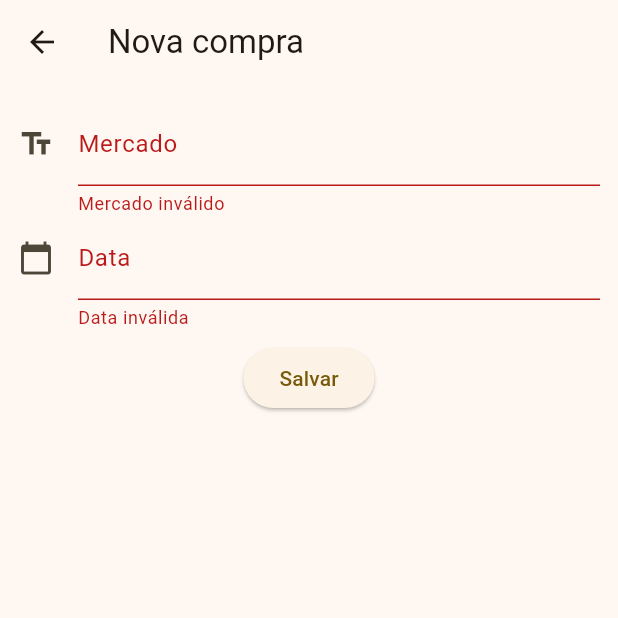
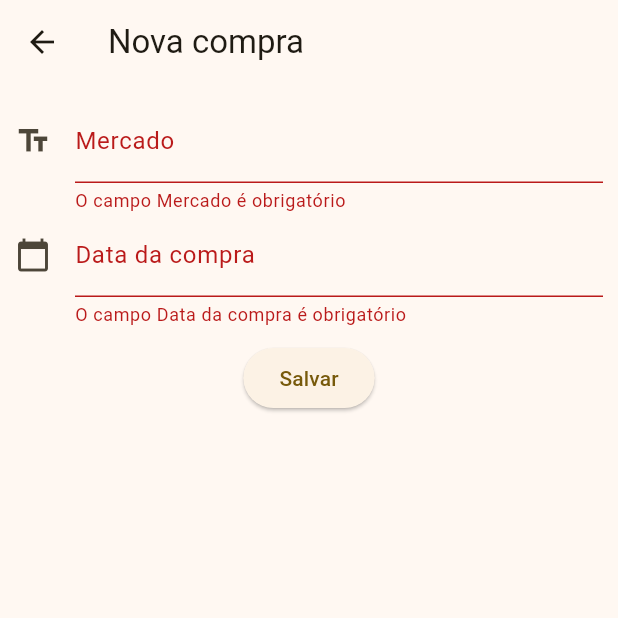
Before and after one commit to adrianoaraujosilva/mobile_engineering_91aoj, a Flutter app: the FormCompraWidget screen opened directly, after a tap on "Salvar", on a phone screen of 412 x 824 dp, the top half of it. Run offline on Flutter 3.47's test engine with Material 2 defaults, Android fonts, the phone set to English and light mode, and no system bars; our stand-ins replace cloud_firestore, firebase_core; accounts and stored records are empty.

```diff
--- a/lib/commons/constants.dart
+++ b/lib/commons/constants.dart
@@ -1,6 +1,13 @@
 import 'package:flutter/material.dart';
 
-const addIcon = Icon(Icons.add);
 const sizedBox = SizedBox(height: 10);
 const loginPage = Text('Login Page');
 const btnLogar = Text('Entrar');
+const edgeInsets = EdgeInsets.all(10.0);
+const outlineInputBorder = OutlineInputBorder();
+
+const addIcon = Icon(Icons.add);
+const iconText = Icon(Icons.text_fields);
+const iconCalendar = Icon(Icons.calendar_today);
+const iconNumber = Icon(Icons.numbers);
+const iconCurrency = Icon(Icons.currency_exchange);
--- a/lib/commons/input.dart
+++ b/lib/commons/input.dart
@@ -1,27 +1,57 @@
 import 'package:flutter/material.dart';
+import 'package:flutter/services.dart';
+import 'package:persist_type/commons/constants.dart';
 
 class InputWidget extends StatelessWidget {
   const InputWidget({
     super.key,
     required this.label,
     required this.inputController,
+    this.icon,
+    this.textInputType,
+    this.inputFormatters,
+    this.autoFocus,
+    this.focusNode,
+    this.onTap,
+    this.border,
   });
 
   final String label;
   final TextEditingController inputController;
+  final Icon? icon;
+  final TextInputType? textInputType;
+  final List<TextInputFormatter>? inputFormatters;
+  final bool? autoFocus;
+  final FocusNode? focusNode;
+  final Function()? onTap;
+  final OutlineInputBorder? border;
 
   @override
   Widget build(BuildContext context) {
+    const textStyle = TextStyle(decorationStyle: TextDecorationStyle.solid);
+
     return TextFormField(
-      decoration: InputDecoration(hintText: label, labelText: label),
+      autofocus: autoFocus ?? false,
+      focusNode: focusNode,
+      keyboardType: textInputType ?? TextInputType.text,
+      inputFormatters: inputFormatters,
+      maxLines: 1,
+      decoration: InputDecoration(
+        hintText: label,
+        labelText: label,
+        labelStyle: textStyle,
+        icon: icon ?? iconText,
+        border: border,
+      ),
       controller: inputController,
       validator: (value) {
         if (value == null || value.isEmpty) {
-          return "O campo {$label} é obrigatório";
+          return "O campo $label é obrigatório";
         }
 
         return null;
       },
+      onTap: onTap,
     );
   }
 }
--- a/lib/firebase/screens/form_compra.dart
+++ b/lib/firebase/screens/form_compra.dart
@@ -1,6 +1,8 @@
 import 'package:cloud_firestore/cloud_firestore.dart';
 import 'package:flutter/material.dart';
+import 'package:persist_type/commons/constants.dart';
 import 'package:persist_type/commons/helpers.dart';
+import 'package:persist_type/commons/input.dart';
 import 'package:persist_type/firebase/models/compra.dart';
 import 'package:persist_type/firebase/screens/form_produtos.dart';
 import 'package:intl/intl.dart';
@@ -23,49 +25,28 @@ class FormCompraWidget extends StatelessWidget {
   @override
   Widget build(BuildContext context) {
     const title = Text("Nova compra");
+    const textSalvar = Text("Salvar");
 
     return Scaffold(
-        appBar: AppBar(
-          title: title,
-        ),
+      appBar: AppBar(title: title),
       body: Form(
         key: _formKey,
         child: Padding(
-            padding: const EdgeInsets.all(12),
+          padding: edgeInsets,
           child: Column(
             crossAxisAlignment: CrossAxisAlignment.center,
             children: [
-                  TextFormField(
-                    decoration: const InputDecoration(
-                        icon: Icon(Icons.text_fields),
-                        labelText: "Mercado",
-                        hintText: "Nome do mercado"),
-                    controller: _mercadoController,
-                    validator: (value) {
-                      if (value == null || value.isEmpty) {
-                        return "Mercado inválido";
-                      }
-
-                      return null;
-                    },
+              InputWidget(
+                label: "Mercado",
+                inputController: _mercadoController,
+                icon: iconText,
               ),
-                  TextFormField(
-                    decoration: const InputDecoration(
-                        icon: Icon(Icons.calendar_today),
-                        labelText: "Data",
-                        hintText: "Data da compra"),
-                    controller: _dataController,
-                    readOnly: true,
-                    validator: (value) {
-                      if (value == null || value.isEmpty) {
-                        return "Data inválida";
-                      }
-
-                      return null;
-                    },
+              InputWidget(
+                label: "Data da compra",
+                inputController: _dataController,
+                icon: iconCalendar,
                 onTap: () async {
                   DateTime? pickedDate = await showDatePicker(
-                          // locale: const Locale('pt-BR'),
                       context: context,
                       initialDate: DateTime.now(),
                       firstDate: DateTime(2000),
@@ -78,9 +59,9 @@ class FormCompraWidget extends StatelessWidget {
                 },
               ),
               Padding(
-                    padding: const EdgeInsets.only(top: 8),
+                padding: edgeInsets,
                 child: ElevatedButton(
-                      child: const Text("Salvar"),
+                  child: textSalvar,
                   onPressed: () async {
                     if (_formKey.currentState != null &&
                         _formKey.currentState!.validate()) {
@@ -90,18 +71,23 @@ class FormCompraWidget extends StatelessWidget {
                       final compraId = await _insertCompra(compra);
 
                       if (compraId != null) {
-                            navigator.push(MaterialPageRoute(
+                        navigator.push(
+                          MaterialPageRoute(
                             builder: (context) => FormProdutosWidget(
                               compraId: compraId,
                               mercadoNome: _mercadoController.text,
-                                    )));
+                            ),
+                          ),
+                        );
                       }
                     }
                   },
                 ),
               )
-                ]),
+            ],
           ),
-        ));
+        ),
+      ),
+    );
   }
 }
--- a/lib/login.dart
+++ b/lib/login.dart
@@ -4,7 +4,7 @@ import 'commons/constants.dart';
 import 'home.dart';
 
 class LoginPageWidget extends StatefulWidget {
-  const LoginPageWidget({super.key, required String title});
+  const LoginPageWidget({super.key});
 
   @override
   State<LoginPageWidget> createState() => _LoginPageState();
@@ -17,6 +17,8 @@ class _LoginPageState extends State<LoginPageWidget> {
 
   @override
   Widget build(BuildContext context) {
+    const loginPage = Text('Login');
+
     return Scaffold(
       appBar: AppBar(
         title: loginPage,
--- a/lib/main.dart
+++ b/lib/main.dart
@@ -13,7 +13,6 @@ void main() async {
 class MyApp extends StatelessWidget {
   const MyApp({super.key});
 
-  // This widget is the root of your application.
   @override
   Widget build(BuildContext context) {
     return MaterialApp(
@@ -23,7 +22,7 @@ class MyApp extends StatelessWidget {
         useMaterial3: true,
       ),
       routes: {
-        "/": (context) => const LoginPageWidget(title: 'Login Page'),
+        "/": (context) => const LoginPageWidget(),
       },
       initialRoute: "/",
     );
```
Also changed, not shown: lib/components/table_produtos_component.dart (+8 -2 lines), lib/firebase/screens/form_produtos copy.dart (deleted, +0 -72 lines), lib/firebase/screens/form_produtos.dart (+18 -53 lines), lib/home.dart (+9 -7 lines). Lines whose indentation alone changed are shown as unchanged.
